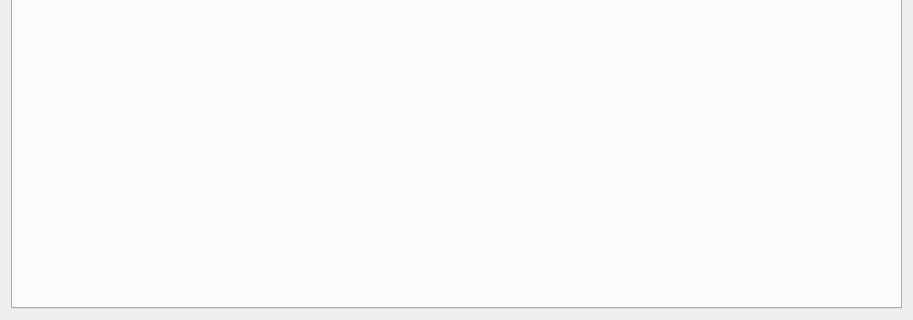
This is src/modeldialog.ui in GAMS-dev/studio as Qt 5 draws it before an edit; both pictures show x 0 to 913 and y 219 to 539 of the 913 by 539 pixel window. The edited form follows.
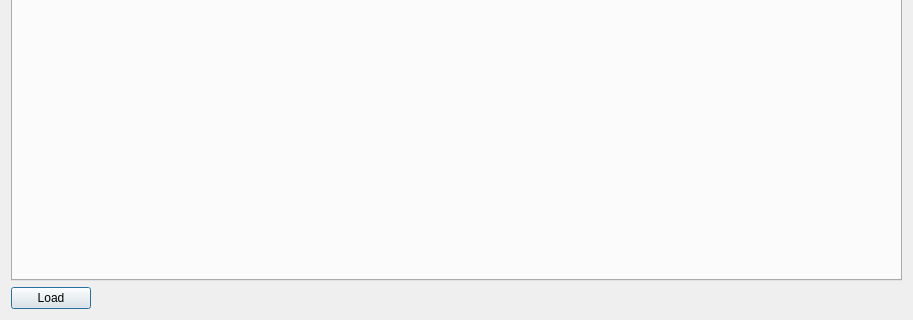
This is the edited form.

Patch:
```diff
--- a/src/modeldialog.ui
+++ b/src/modeldialog.ui
@@ -15,8 +15,6 @@
   </property>
   <layout class="QGridLayout" name="gridLayout">
    <item row="0" column="0">
-    <layout class="QVBoxLayout" name="verticalLayout">
-     <item>
       <layout class="QHBoxLayout" name="horizontalLayout">
        <item>
         <widget class="QLineEdit" name="lineEdit"/>
@@ -36,7 +34,7 @@
        </item>
       </layout>
      </item>
-     <item>
+   <item row="1" column="0">
       <widget class="QTabWidget" name="tabWidget">
        <property name="tabShape">
         <enum>QTabWidget::Rounded</enum>
@@ -45,6 +43,28 @@
         <number>-1</number>
        </property>
       </widget>
+   </item>
+   <item row="2" column="0">
+    <layout class="QHBoxLayout" name="horizontalLayout_2">
+     <item>
+      <widget class="QPushButton" name="pbLoad">
+       <property name="text">
+        <string>Load</string>
+       </property>
+      </widget>
+     </item>
+     <item>
+      <spacer name="horizontalSpacer_2">
+       <property name="orientation">
+        <enum>Qt::Horizontal</enum>
+       </property>
+       <property name="sizeHint" stdset="0">
+        <size>
+         <width>40</width>
+         <height>20</height>
+        </size>
+       </property>
+      </spacer>
      </item>
     </layout>
    </item>
```
Lines whose indentation alone changed are shown as unchanged.
